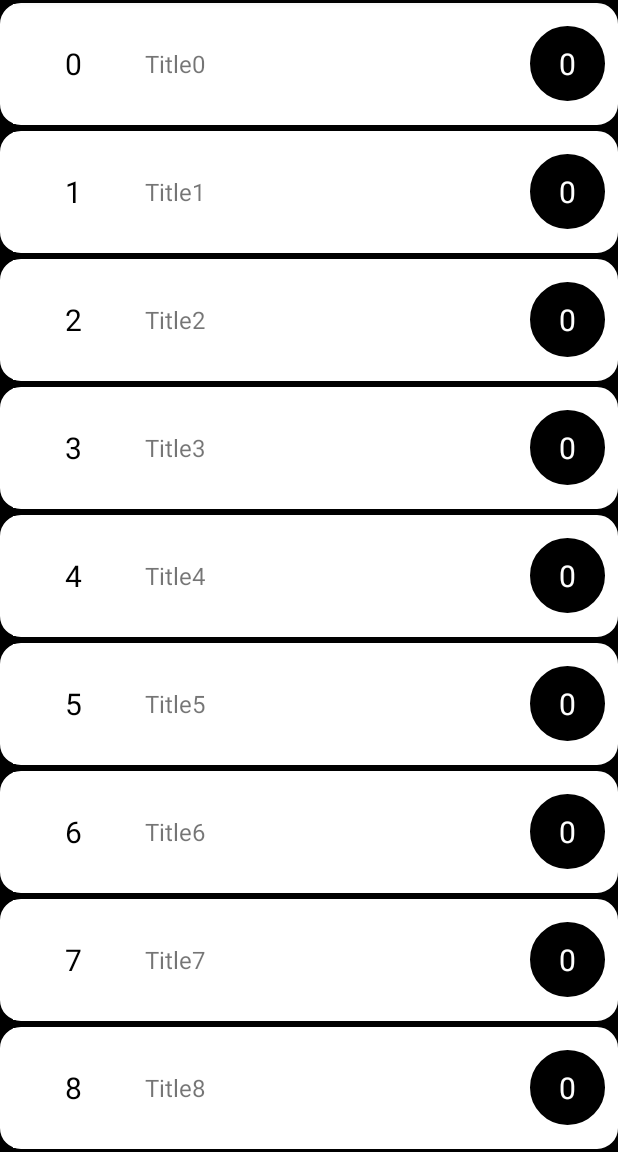
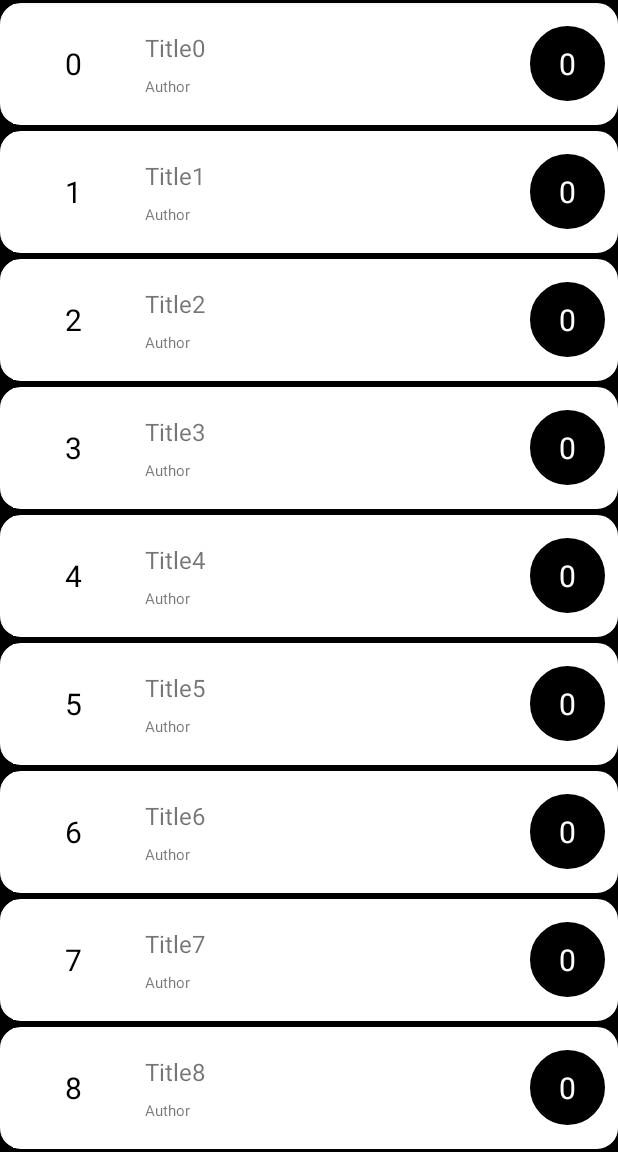
Before and after one commit to ehtd/HackerNews, an Android app: the screen it shows after launch (MainActivity), on a phone screen of 412 x 824 dp, the part 84-1236 px from its top. Run offline under Robolectric (Android 15) with nearby library versions, the light colour scheme and no system bars; libraries missing offline, so code that uses them is left out: com.google.j2objc.annotations.

Commit message:
Added Author textView

```diff
--- a/Android/Hackyto/app/src/main/java/io/ernesto/hackyto/ListAdapter.java
+++ b/Android/Hackyto/app/src/main/java/io/ernesto/hackyto/ListAdapter.java
@@ -23,6 +23,7 @@ public class ListAdapter extends BaseAdapter {
         public TextView titleTextView;
         public TextView numberTextView;
         public TextView commentsTextView;
+        public TextView authorTextView;
     }
 
     public ListAdapter(Context context, ArrayList<String> items) {
@@ -57,6 +58,7 @@ public class ListAdapter extends BaseAdapter {
             holder.commentsTextView = view.findViewById(R.id.CommentsTextView);
             holder.numberTextView = view.findViewById(R.id.NumberTextView);
             holder.titleTextView = view.findViewById(R.id.TitleTextView);
+            holder.authorTextView = view.findViewById(R.id.AuthorTextView);
             view.setTag(holder);
         }
         else {
@@ -66,6 +68,7 @@ public class ListAdapter extends BaseAdapter {
         holder.numberTextView.setText((new Integer(i)).toString());
         holder.titleTextView.setText(dataSource.get(i));
         holder.commentsTextView.setText("0");
+        holder.authorTextView.setText("Author");
 
         return view;
     }
--- a/Android/Hackyto/app/src/main/java/io/ernesto/hackyto/MainActivity.java
+++ b/Android/Hackyto/app/src/main/java/io/ernesto/hackyto/MainActivity.java
@@ -3,7 +3,6 @@ package io.ernesto.hackyto;
 import android.support.v7.app.AppCompatActivity;
 import android.os.Bundle;
 import android.widget.ListView;
-import android.widget.TextView;
 
 import java.util.ArrayList;
 import java.util.concurrent.Callable;
@@ -30,6 +29,7 @@ public class MainActivity extends AppCompatActivity {
 
     private void loadView() {
         setContentView(R.layout.activity_main);
+
         listView = (ListView) findViewById(R.id.listView);
     }
 
--- a/Android/Hackyto/app/src/main/res/layout/list_row_view.xml
+++ b/Android/Hackyto/app/src/main/res/layout/list_row_view.xml
@@ -28,14 +28,33 @@
             android:textColor="#000000"
             android:textSize="20dp"/>
 
-        <TextView
-            android:id="@+id/TitleTextView"
+        <LinearLayout
             android:layout_width="wrap_content"
             android:layout_height="wrap_content"
-            android:layout_weight="1"
-            android:text="This is a title that should span for multiple lines. This should overflow."
+            android:orientation="vertical"
             android:layout_gravity="center"
-            android:textSize="16dp"/>
+            android:layout_weight="1">
+
+            <TextView
+                android:id="@+id/TitleTextView"
+                android:layout_width="wrap_content"
+                android:layout_height="wrap_content"
+                android:layout_weight="1"
+                android:text="This is a title that should span for multiple lines. This should overflow."
+                android:textSize="16dp"/>
+
+            <TextView
+                android:id="@+id/AuthorTextView"
+                android:layout_width="wrap_content"
+                android:layout_height="wrap_content"
+                android:layout_weight="1"
+                android:text="Author placeholder"
+                android:textSize="10dp"
+                android:paddingTop="8dp"/>
+
+        </LinearLayout>
+
+
 
         <TextView
             android:id="@+id/CommentsTextView"
```
